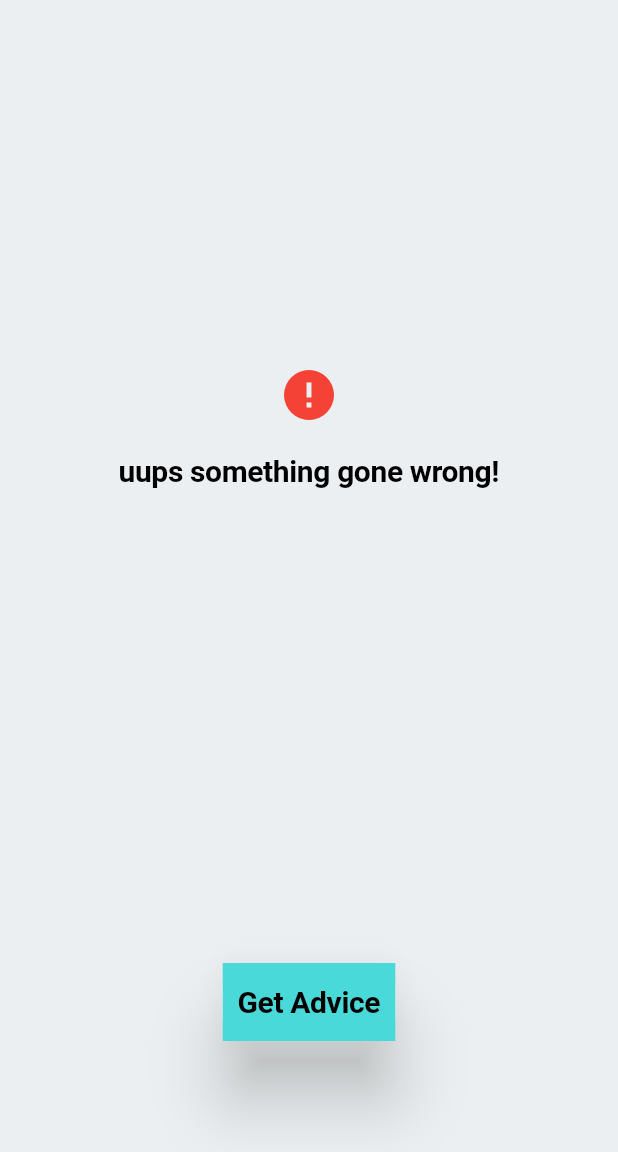
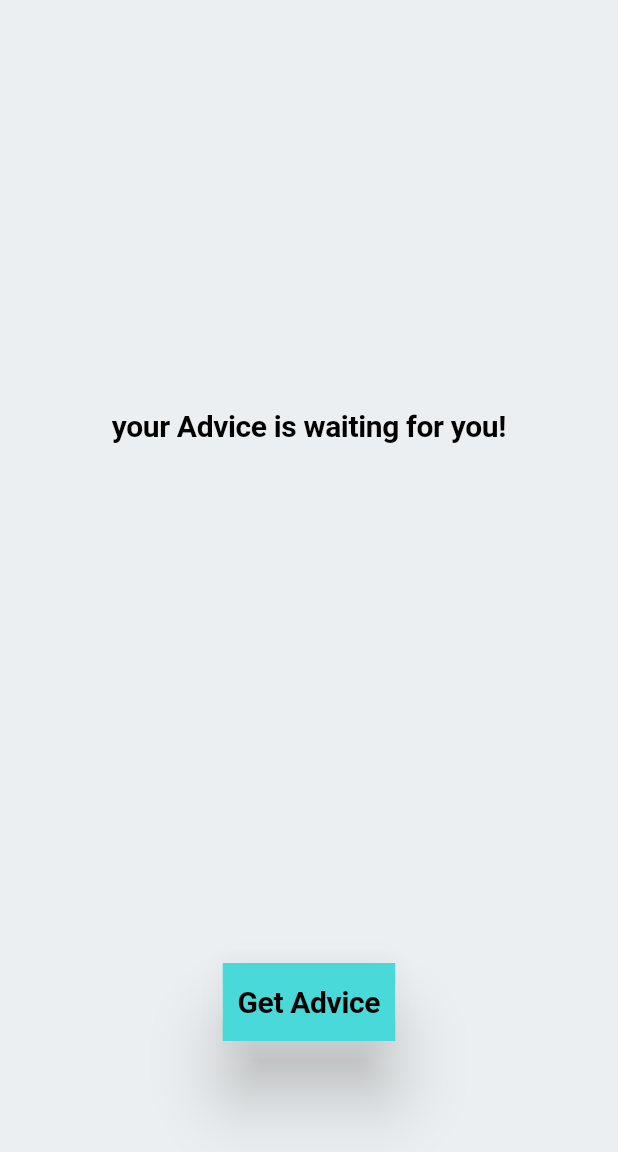
Before and after one commit to ziadhaggagNZ/Flutter_ZeroToMastery_course, a Flutter app: the screen it shows after launch, on a phone screen of 412 x 824 dp, the part 84-1236 px from its top. Run offline on Flutter 3.47's test engine with Material 3 defaults, Android fonts, the phone set to English and light mode, and no system bars; our stand-ins replace flutter_bloc; Roboto replaces fonts that are missing (Rubik).

Commit message:
Application Layer - BLoC Provider

```diff
--- a/03_advicer/lib/3_application/pages/advice/advice_page.dart
+++ b/03_advicer/lib/3_application/pages/advice/advice_page.dart
@@ -1,9 +1,23 @@
 import 'package:advicer/3_application/core/services/themes_services.dart';
+import 'package:advicer/3_application/pages/advice/bloc/advicer_bloc.dart';
 import 'package:advicer/3_application/pages/advice/widgets/advice_field.dart';
 import 'package:advicer/3_application/pages/advice/widgets/custom_button.dart';
 import 'package:advicer/3_application/pages/advice/widgets/error_message.dart';
 import 'package:flutter/material.dart';
+import 'package:flutter_bloc/flutter_bloc.dart';
 import 'package:provider/provider.dart';
+
+class AdvicerPageWrapperProvider extends StatelessWidget {
+  const AdvicerPageWrapperProvider({super.key});
+
+  @override
+  Widget build(BuildContext context) {
+    return BlocProvider(
+      create: (context) => AdvicerBloc(),
+      child: const AdvicePage(),
+    );
+  }
+}
 
 class AdvicePage extends StatelessWidget {
   const AdvicePage({super.key});
@@ -32,17 +46,27 @@ class AdvicePage extends StatelessWidget {
         child: Column(
           children: [
             Expanded(
-                child: Center(
-                    child:ErrorMessage(Message: "uups something gone wrong!")
-                     /*AdviceField(advice: "example advice - good day frefhinrefi ")*/
-                    /*CircularProgressIndicator(
-                      color: themeData.colorScheme.secondary,
-                    )*/
-                    /*Text(
-              "your Advice is waiting for you!",
-              style: themeData.textTheme.displayLarge,
-            )*/
-            )),
+                child: Center(child: BlocBuilder<AdvicerBloc, AdvicerState>(
+              builder: (context, state) {
+                if (state is AdvicerInitial) {
+                  return Text(
+                    "your Advice is waiting for you!",
+                    style: themeData.textTheme.displayLarge,
+                  );
+                } else if (state is AdvicerStateLooding) {
+                  return CircularProgressIndicator(
+                    color: themeData.colorScheme.secondary,
+                  );
+                } else if (state is AdvicerStateLooded) {
+                  return AdviceField(advice: state.advice);
+                } else if (state is AdvicerStateError) {
+                  return const ErrorMessage(
+                      Message: "uups something gone wrong!");
+                } else {
+                  return const SizedBox();
+                }
+              },
+            ))),
             const SizedBox(height: 200, child: Center(child: CustomButton())),
           ],
         ),
--- a/03_advicer/lib/3_application/pages/advice/widgets/custom_button.dart
+++ b/03_advicer/lib/3_application/pages/advice/widgets/custom_button.dart
@@ -1,4 +1,6 @@
+import 'package:advicer/3_application/pages/advice/bloc/advicer_bloc.dart';
 import 'package:flutter/material.dart';
+import 'package:flutter_bloc/flutter_bloc.dart';
 
 class CustomButton extends StatelessWidget {
   const CustomButton({super.key});
@@ -8,7 +10,7 @@ class CustomButton extends StatelessWidget {
     final themeData = Theme.of(context);
     return InkResponse(
       onTap: () {
-        print("button tapped");
+        BlocProvider.of<AdvicerBloc>(context).add(AdviceRequestedEvent());
       },
       child: Material(
         elevation: 20,
--- a/03_advicer/lib/main.dart
+++ b/03_advicer/lib/main.dart
@@ -20,7 +20,7 @@ class MyApp extends StatelessWidget {
         themeMode: themeService.isDarkModeOn ? ThemeMode.dark : ThemeMode.light,
         theme: AppTheme.lightTheme,
         darkTheme: AppTheme.darkTheme,
-        home: const AdvicePage(),
+        home: const AdvicerPageWrapperProvider(),
 
       );
     });
```
